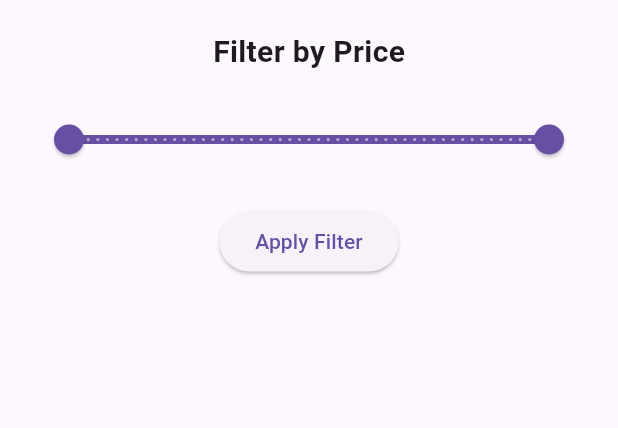
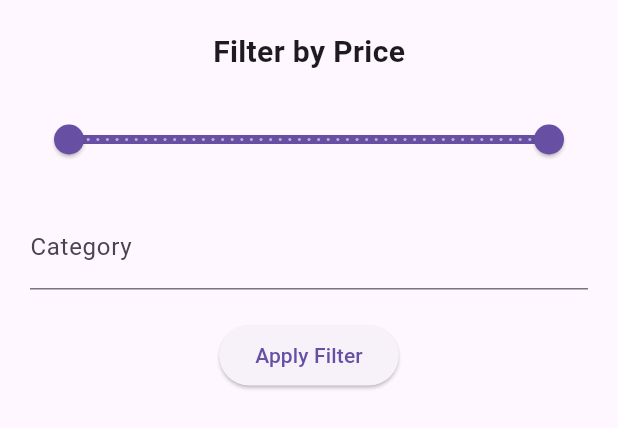
Before and after one commit to Siddiqui145/product_listing_app, a Flutter app: the FilterBottomSheet widget shown alone on an empty page, opened directly, on a phone screen of 412 x 824 dp. Shown: the top 428 px of the screen. Run offline on Flutter 3.47's test engine with Material 3 defaults, Android fonts, the phone set to English and light mode, and no system bars; our stand-ins replace cached_network_image, equatable, flutter_bloc, shimmer; network calls fail.

Commit message:
Fixing the filter logic

```diff
--- a/lib/widgets/filter_bottom_sheet.dart
+++ b/lib/widgets/filter_bottom_sheet.dart
@@ -1,4 +1,8 @@
+import 'package:assignment/filter/filter_bloc.dart';
+import 'package:assignment/filter/filter_event.dart';
 import 'package:flutter/material.dart';
+import 'package:flutter_bloc/flutter_bloc.dart';
+
 
 class FilterBottomSheet extends StatefulWidget {
   const FilterBottomSheet({super.key});
@@ -9,6 +13,7 @@ class FilterBottomSheet extends StatefulWidget {
 
 class _FilterBottomSheetState extends State<FilterBottomSheet> {
   RangeValues _priceRange = const RangeValues(0, 500);
+  String category = '';
 
   @override
   Widget build(BuildContext context) {
@@ -30,9 +35,20 @@ class _FilterBottomSheetState extends State<FilterBottomSheet> {
             },
           ),
           const SizedBox(height: 20),
+          TextField(
+            decoration: const InputDecoration(labelText: 'Category'),
+            onChanged: (value) {
+              category = value;
+            },
+          ),
+          const SizedBox(height: 20),
           ElevatedButton(
             onPressed: () {
-              // Trigger filter event here
+              context.read<FilterBloc>().add(UpdateFilter(
+                    category: category,
+                    minPrice: _priceRange.start,
+                    maxPrice: _priceRange.end,
+                  ));
               Navigator.pop(context);
             },
             child: const Text('Apply Filter'),
```
Also changed, not shown: lib/blocs/product_bloc.dart (+16 -2 lines), lib/filter/filter_bloc.dart (+5 -7 lines), lib/main.dart (+12 -2 lines).
